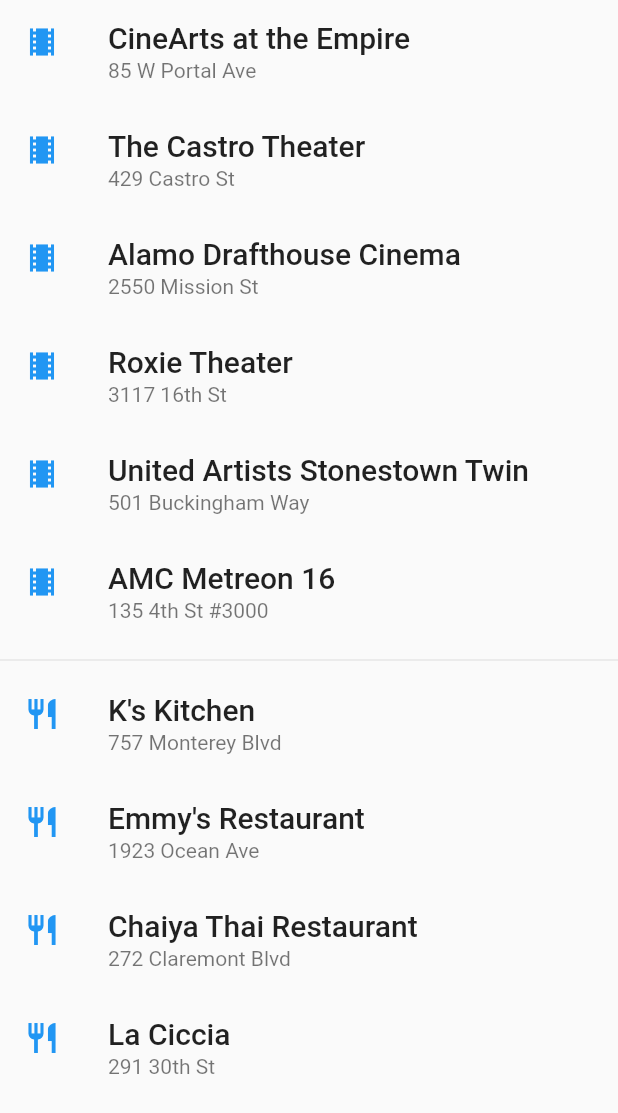
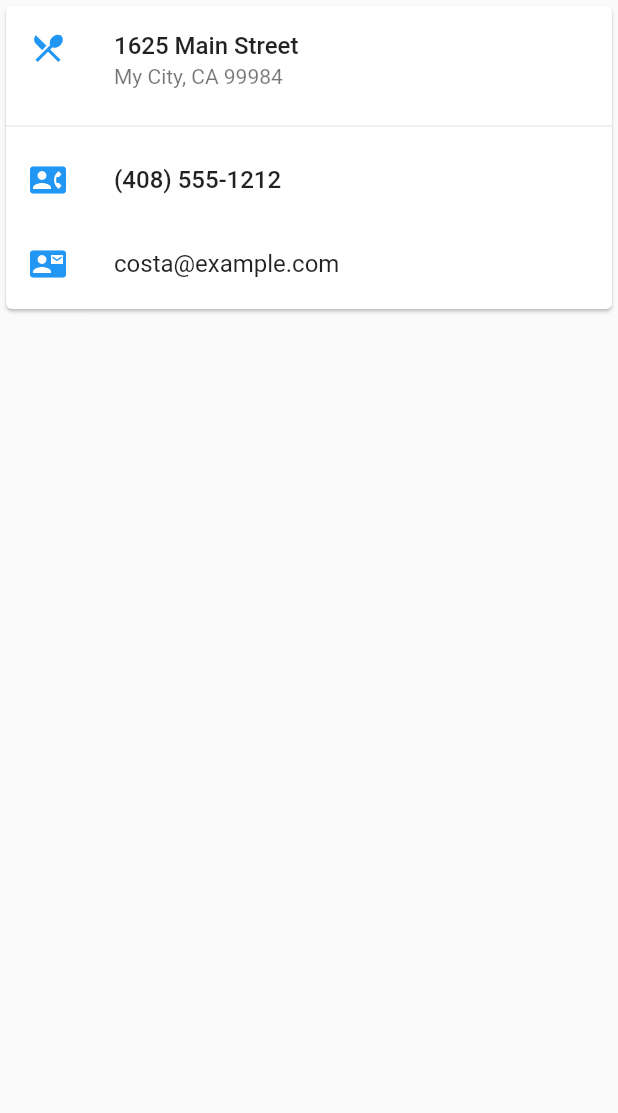
Before and after one commit to Runebjo/flutter_layout_doc, a Flutter app: the screen it shows after launch, on a phone screen of 412 x 824 dp. Shown: the top 1113 px of the screen. Run offline on Flutter 3.47's test engine with Material 2 defaults, Android fonts, the phone set to English and light mode, and no system bars.

Commit message:
Add card

```diff
--- a/lib/main.dart
+++ b/lib/main.dart
@@ -27,11 +27,46 @@ class Images extends StatelessWidget {
   Widget build(BuildContext context) {
     return Scaffold(
       body: Container(
-        child: _buildList(),
+        child: _buildCard(),
       ),
     );
   }
 }
+
+Widget _buildCard() => SizedBox(
+      height: 210,
+      child: Card(
+        child: Column(
+          children: [
+            ListTile(
+              title: Text('1625 Main Street',
+                  style: TextStyle(fontWeight: FontWeight.w500)),
+              subtitle: Text('My City, CA 99984'),
+              leading: Icon(
+                Icons.restaurant_menu,
+                color: Colors.blue[500],
+              ),
+            ),
+            Divider(),
+            ListTile(
+              title: Text('(408) 555-1212',
+                  style: TextStyle(fontWeight: FontWeight.w500)),
+              leading: Icon(
+                Icons.contact_phone,
+                color: Colors.blue[500],
+              ),
+            ),
+            ListTile(
+              title: Text('costa@example.com'),
+              leading: Icon(
+                Icons.contact_mail,
+                color: Colors.blue[500],
+              ),
+            ),
+          ],
+        ),
+      ),
+    );
 
 Widget _buildList() => ListView(
       children: [
```
